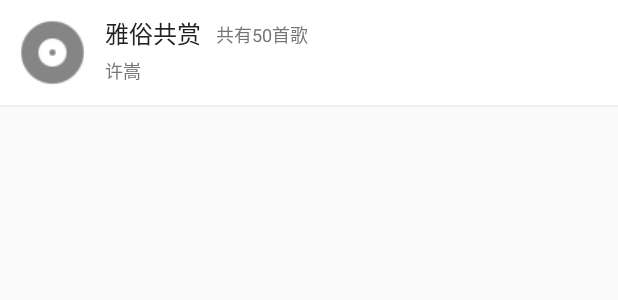
After one commit to N0tExpectErr0r/IMAMusicPlayer, an Android app: the layout album_item.xml on its own in the app's theme, with its tools: preview values and no code run, on a phone screen of 412 x 824 dp. The commit adds this screen. Shown: the top 300 px of the screen. Run offline under Robolectric (Android 15) with nearby library versions, the phone set to English and light mode, and no system bars.

Commit message:
第二次提交，改为MVC架构，并加入专辑菜单

```diff
--- a/app/src/main/res/layout/activity_main.xml
+++ b/app/src/main/res/layout/activity_main.xml
@@ -14,6 +14,8 @@
         android:layout_width="match_parent"
         android:layout_height="wrap_content"
         android:background="@color/colorPrimary"
+        app:tabIndicatorHeight="2dp"
+        app:tabIndicatorColor="@color/textColorYellow"
         app:tabTextColor="@color/colorWhite"
         app:tabSelectedTextColor="@color/textColorYellow">
         <android.support.design.widget.TabItem
--- /dev/null
+++ b/app/src/main/res/layout/album_item.xml
@@ -0,0 +1,64 @@
+<?xml version="1.0" encoding="utf-8"?>
+<LinearLayout
+    xmlns:android="http://schemas.android.com/apk/res/android"
+    xmlns:tools="http://schemas.android.com/tools"
+    android:orientation="vertical"
+    android:layout_width="match_parent"
+    android:layout_height="wrap_content"
+    android:background="@drawable/item_selector"
+    android:clickable="true"
+    android:focusable="true">
+    <RelativeLayout
+        android:layout_width="match_parent"
+        android:layout_height="wrap_content"
+        android:layout_margin="10dp">
+
+        <ImageView
+            android:id="@+id/album_image"
+            android:layout_centerVertical="true"
+            android:layout_width="50dp"
+            android:layout_height="50dp"
+            android:layout_marginRight="10dp"
+            android:src="@drawable/ic_album"/>
+
+        <TextView
+            android:id="@+id/album_title"
+            android:layout_width="wrap_content"
+            android:layout_height="wrap_content"
+            android:layout_toRightOf="@+id/album_image"
+            android:layout_alignParentTop="true"
+            android:textSize="16sp"
+            android:textColor="@color/textColorPrimary"
+            tools:text="雅俗共赏"/>
+
+        <TextView
+            android:id="@+id/album_singer"
+            android:layout_width="wrap_content"
+            android:layout_height="wrap_content"
+            android:layout_below="@id/album_title"
+            android:layout_marginTop="4dp"
+            android:layout_toRightOf="@+id/album_image"
+            android:textSize="12sp"
+            android:textColor="@color/textColorSecond"
+            tools:text="许嵩" />
+
+        <TextView
+            android:id="@+id/album_size"
+            android:layout_width="wrap_content"
+            android:layout_height="wrap_content"
+            android:layout_alignParentTop="true"
+            android:layout_toRightOf="@+id/album_title"
+            android:layout_marginTop="4dp"
+            android:layout_marginLeft="10dp"
+            android:textSize="12sp"
+            android:textColor="@color/textColorSecond"
+            tools:text="共有50首歌"/>
+
+    </RelativeLayout>
+
+    <View
+        android:layout_alignParentBottom="true"
+        android:layout_width="match_parent"
+        android:layout_height="1dp"
+        android:background="#eee"/>
+</LinearLayout>
```
Also changed, not shown: app/src/main/java/com/nullptr/imamusicplayer/Album.java (added, +50 -0 lines), app/src/main/java/com/nullptr/imamusicplayer/AlbumAdapter.java (added, +53 -0 lines), app/src/main/java/com/nullptr/imamusicplayer/AlbumFragment.java (+9 -0 lines), app/src/main/java/com/nullptr/imamusicplayer/AlbumLab.java (added, +44 -0 lines), app/src/main/java/com/nullptr/imamusicplayer/GetAlbum.java (added, +40 -0 lines), app/src/main/java/com/nullptr/imamusicplayer/Mp3Lab.java (added, +34 -0 lines), app/src/main/java/com/nullptr/imamusicplayer/MusicListFragment.java (+2 -14 lines), app/src/main/res/layout/fragment_album.xml (+13 -4 lines), app/src/main/res/layout/fragment_music_list.xml (+0 -12 lines), app/src/main/res/drawable-hdpi/ic_album.png (added), app/src/main/res/drawable-mdpi/ic_album.png (added), app/src/main/res/drawable-xhdpi/ic_album.png (added), app/src/main/res/drawable-xxhdpi/ic_album.png (added).
